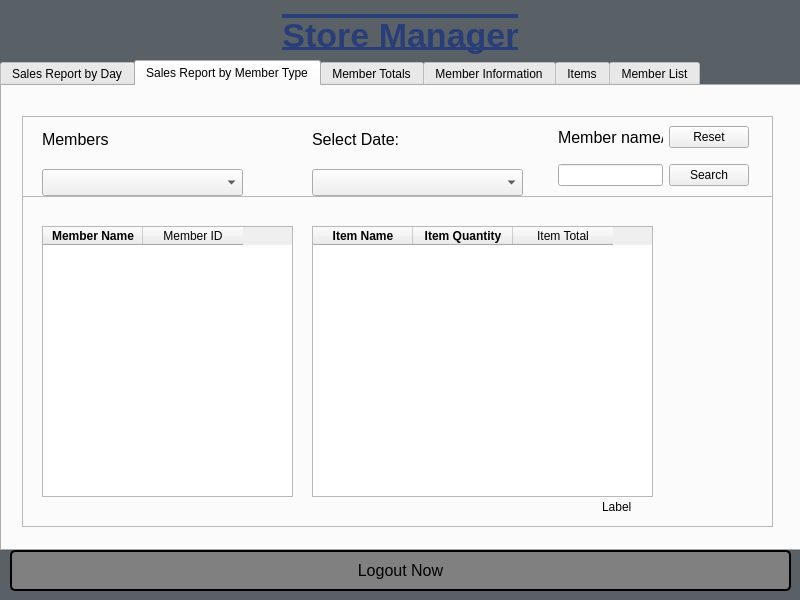
BlankMKB/CS1C-Group-Project-1, file CS1C_BulkClub/storemanagerwindow.ui: the form before one commit.
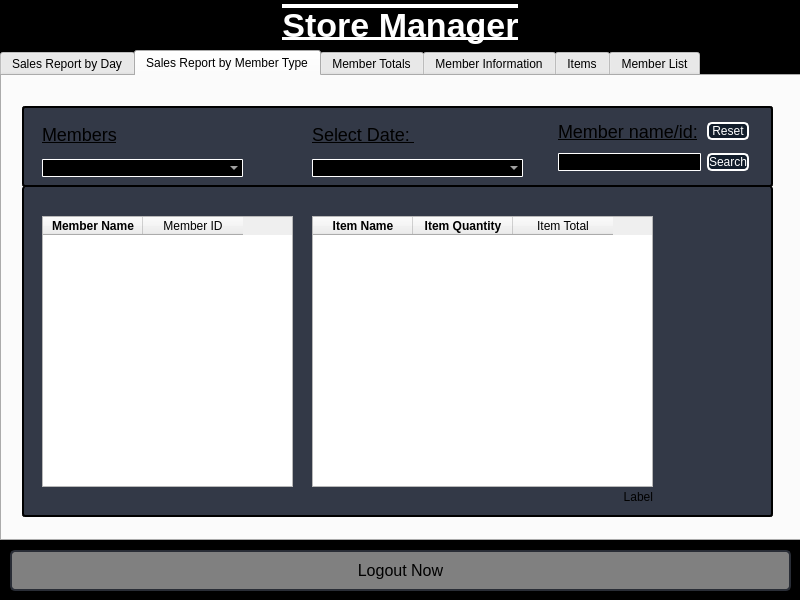
The form after the commit. The open tabs and pages were chosen to show the change.

Commit message: last minute styles

Patch:
```diff
--- a/CS1C_BulkClub/storemanagerwindow.ui
+++ b/CS1C_BulkClub/storemanagerwindow.ui
@@ -15,14 +15,14 @@
   </property>
   <property name="styleSheet">
    <string notr="true">QDialog#StoreManagerWindow{
-	background: #5a6166;
+	background:  black;
 }</string>
   </property>
   <widget class="QLabel" name="header_label">
    <property name="geometry">
     <rect>
      <x>0</x>
-     <y>10</y>
+     <y>0</y>
      <width>801</width>
      <height>51</height>
     </rect>
@@ -32,7 +32,7 @@
 	font-size: 34px;
 	font-weight: bold;
 	text-decoration: overline underline;
-	color:#293e78;
+	color: white;
 }</string>
    </property>
    <property name="text">
@@ -56,7 +56,7 @@
 	background: gray;
 	color: black;
 	font-size: 16px;
-	border:2px solid #000000;
+	border:2px solid #292d36;
 	border-radius: 5px;
 }
 
@@ -72,7 +72,7 @@
    <property name="geometry">
     <rect>
      <x>0</x>
-     <y>60</y>
+     <y>50</y>
      <width>801</width>
      <height>491</height>
     </rect>
@@ -298,6 +298,15 @@
        <height>331</height>
       </rect>
      </property>
+     <property name="styleSheet">
+      <string notr="true">QFrame#frame_7 {
+	background: #333947;
+	border-left: 2px solid black;
+	border-right: 2px solid black;
+	border-bottom: 2px solid black;
+	border-radius: 3px;
+}</string>
+     </property>
      <property name="frameShape">
       <enum>QFrame::StyledPanel</enum>
      </property>
@@ -344,15 +353,21 @@
      <widget class="QLabel" name="totRevByMemberTypeLabel">
       <property name="geometry">
        <rect>
-        <x>580</x>
+        <x>290</x>
         <y>290</y>
-        <width>171</width>
+        <width>341</width>
         <height>41</height>
        </rect>
       </property>
+      <property name="styleSheet">
+       <string notr="true"/>
+      </property>
       <property name="text">
        <string>Label</string>
       </property>
+      <property name="alignment">
+       <set>Qt::AlignRight|Qt::AlignTrailing|Qt::AlignVCenter</set>
+      </property>
      </widget>
      <widget class="QTableWidget" name="salesByMemberTypeTW">
       <property name="geometry">
@@ -405,6 +420,13 @@
        <height>81</height>
       </rect>
      </property>
+     <property name="styleSheet">
+      <string notr="true">QFrame#frame_8 {
+	background: #333947;
+	border: 2px solid black;
+	border-radius: 3px;
+}</string>
+     </property>
      <property name="frameShape">
       <enum>QFrame::StyledPanel</enum>
      </property>
@@ -421,9 +443,9 @@
       <property name="geometry">
        <rect>
         <x>20</x>
-        <y>0</y>
+        <y>10</y>
         <width>201</width>
-        <height>80</height>
+        <height>61</height>
        </rect>
       </property>
       <layout class="QVBoxLayout" name="verticalLayout_4">
@@ -431,9 +453,16 @@
         <widget class="QLabel" name="memberByMemberLabel">
          <property name="font">
           <font>
-           <pointsize>12</pointsize>
+           <pointsize>-1</pointsize>
+           <underline>true</underline>
           </font>
          </property>
+         <property name="styleSheet">
+          <string notr="true">QLabel#memberByMemberLabel {
+	font-size: 18px;
+	text-decoration: underline;
+}</string>
+         </property>
          <property name="text">
           <string>Members</string>
          </property>
@@ -443,9 +472,22 @@
         <widget class="QComboBox" name="typeByMemberCB">
          <property name="font">
           <font>
-           <pointsize>12</pointsize>
+           <pointsize>-1</pointsize>
           </font>
          </property>
+         <property name="styleSheet">
+          <string notr="true">QComboBox#typeByMemberCB {
+	background: black;
+	color: white;
+	font-size: 12px;
+	border:1px solid #FFFFFF;
+	border-radius: 1px;
+}
+
+QComboBox#typeByMemberCB:hover {
+	background: #202121;
+}</string>
+         </property>
         </widget>
        </item>
       </layout>
@@ -454,9 +496,9 @@
       <property name="geometry">
        <rect>
         <x>290</x>
-        <y>0</y>
+        <y>10</y>
         <width>211</width>
-        <height>80</height>
+        <height>61</height>
        </rect>
       </property>
       <layout class="QVBoxLayout" name="verticalLayout_5">
@@ -464,9 +506,16 @@
         <widget class="QLabel" name="dateByMemberLabel">
          <property name="font">
           <font>
-           <pointsize>12</pointsize>
+           <pointsize>-1</pointsize>
+           <underline>true</underline>
           </font>
          </property>
+         <property name="styleSheet">
+          <string notr="true">QLabel#dateByMemberLabel {
+	font-size: 18px;
+	text-decoration: underline;
+}</string>
+         </property>
          <property name="text">
           <string>Select Date: </string>
          </property>
@@ -476,9 +525,22 @@
         <widget class="QComboBox" name="dateByMemberCB">
          <property name="font">
           <font>
-           <pointsize>12</pointsize>
+           <pointsize>-1</pointsize>
           </font>
          </property>
+         <property name="styleSheet">
+          <string notr="true">QComboBox#dateByMemberCB {
+	background: black;
+	color: white;
+	font-size: 12px;
+	border:1px solid #FFFFFF;
+	border-radius: 1px;
+}
+
+QComboBox#dateByMemberCB:hover {
+	background: #202121;
+}</string>
+         </property>
         </widget>
        </item>
       </layout>
@@ -487,9 +549,9 @@
       <property name="geometry">
        <rect>
         <x>536</x>
-        <y>0</y>
+        <y>10</y>
         <width>191</width>
-        <height>81</height>
+        <height>61</height>
        </rect>
       </property>
       <layout class="QGridLayout" name="gridLayout_2">
@@ -497,9 +559,16 @@
         <widget class="QLabel" name="memberIDLabel">
          <property name="font">
           <font>
-           <pointsize>12</pointsize>
+           <pointsize>-1</pointsize>
+           <underline>true</underline>
           </font>
          </property>
+         <property name="styleSheet">
+          <string notr="true">QLabel#memberIDLabel {
+	font-size: 18px;
+	text-decoration: underline;
+}</string>
+         </property>
          <property name="text">
           <string>Member name/id:</string>
          </property>
@@ -507,16 +576,56 @@
        </item>
        <item row="0" column="1">
         <widget class="QPushButton" name="memberResetButton">
+         <property name="styleSheet">
+          <string notr="true">QPushButton#memberResetButton {
+	background: #121d2b;
+	color: white;
+	font-size: 12px;
+	border:2px solid #FFFFFF;
+	border-radius: 5px;
+}
+
+QPushButton#memberResetButton:hover {
+	background: #374a63;
+}</string>
+         </property>
          <property name="text">
           <string>Reset</string>
          </property>
         </widget>
        </item>
        <item row="1" column="0">
-        <widget class="QLineEdit" name="memberSearchLE"/>
+        <widget class="QLineEdit" name="memberSearchLE">
+         <property name="styleSheet">
+          <string notr="true">QLineEdit#memberSearchLE {
+	background: black;
+	color: white;
+	font-size: 12px;
+	border:1px solid #FFFFFF;
+	border-radius: 1px;
+}
+
+QLineEdit#memberSearchLE:hover {
+	background: #202121;
+}</string>
+         </property>
+        </widget>
        </item>
        <item row="1" column="1">
         <widget class="QPushButton" name="memberSearchButton">
+         <property name="styleSheet">
+          <string notr="true">QPushButton#memberSearchButton {
+	background: #121d2b;
+	color: white;
+	font-size: 12px;
+	border:2px solid #FFFFFF;
+	border-radius: 5px;
+}
+
+QPushButton#memberSearchButton:hover {
+	background: #374a63;
+}</string>
+         </property>
          <property name="text">
           <string>Search</string>
          </property>
```
Left out of the diff: 325 changed lines with no effect on the pictures. The commit also changes 4 other files.
